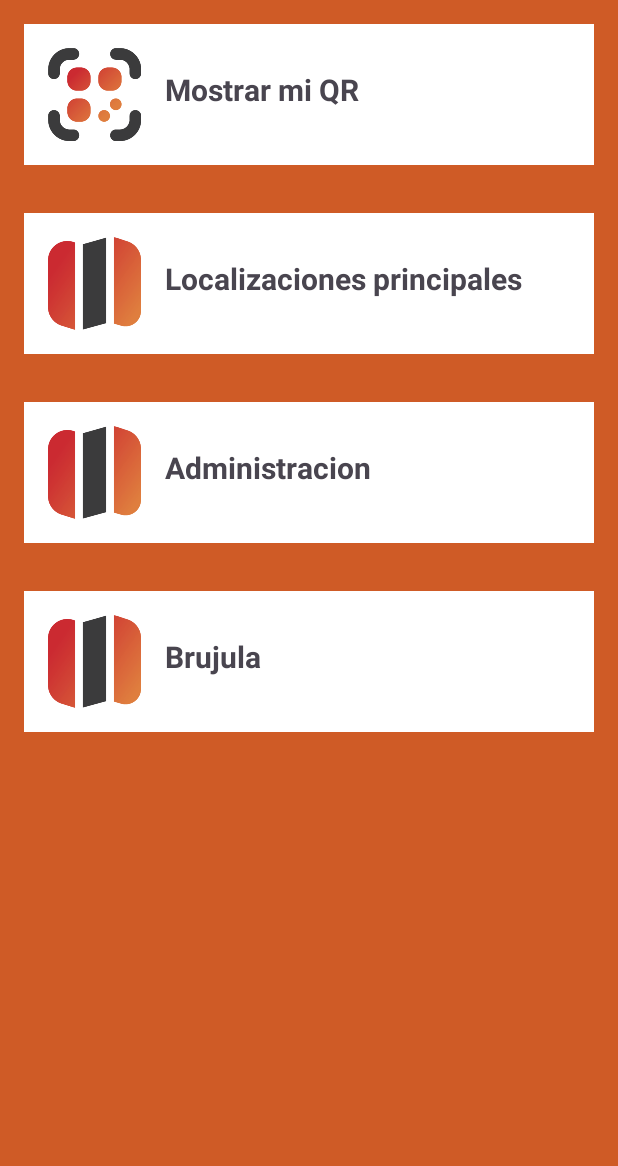
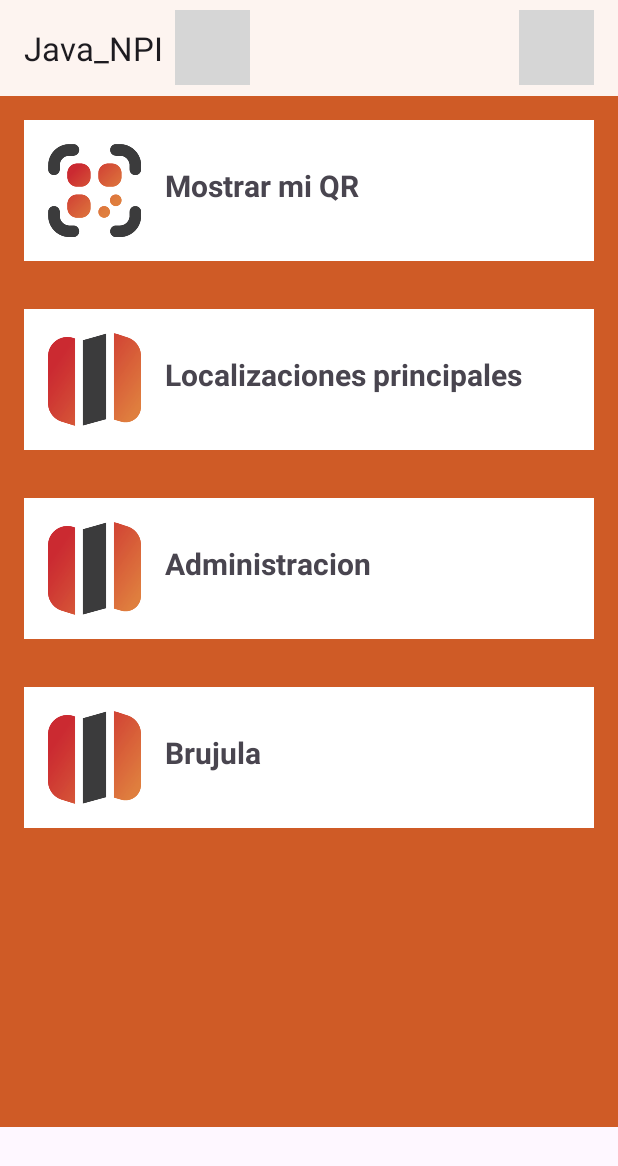
Before and after one commit to AlejandroNieto-DAM/ANDROID_NPI_APP, an Android app: the MenuActivity screen opened directly, with no data from a screen before it, on a phone screen of 412 x 824 dp. Shown: the top 1166 px of the screen. Run offline under Robolectric (Android 15) with nearby library versions, the phone set to English and light mode, and no system bars; grey boxes are pictures that could not be loaded.

Commit message:
Toolbar added

```diff
--- a/app/src/main/java/com/example/java_npi/MenuActivity.java
+++ b/app/src/main/java/com/example/java_npi/MenuActivity.java
@@ -2,10 +2,26 @@ package com.example.java_npi;
 
 import android.content.Intent;
 import android.os.Bundle;
+import android.speech.RecognitionService;
+import android.speech.RecognizerIntent;
 import android.view.View;
 import android.widget.LinearLayout;
 
 import androidx.appcompat.app.AppCompatActivity;
+import androidx.appcompat.app.ActionBar;
+import androidx.appcompat.widget.Toolbar;
+
+import java.util.Objects;
+
+import android.content.Intent;
+import android.speech.RecognizerIntent;
+import android.speech.SpeechRecognizer;
+import android.speech.RecognitionListener;
+import android.speech.RecognizerResultsIntent;
+import android.speech.SpeechRecognizer;
+import android.widget.Toast;
+import java.util.ArrayList;
+
 
 public class MenuActivity extends AppCompatActivity {
 
@@ -17,6 +33,7 @@ public class MenuActivity extends AppCompatActivity {
     LinearLayout administration;
     LinearLayout brujula;
 
+
     @Override
     protected void onCreate(Bundle savedInstanceState) {
         super.onCreate(savedInstanceState);
@@ -27,6 +44,10 @@ public class MenuActivity extends AppCompatActivity {
         administration = (LinearLayout) findViewById(R.id.administration);
         brujula = (LinearLayout) findViewById(R.id.brujula);
 
+        androidx.appcompat.widget.Toolbar toolbar = findViewById(R.id.toolbar);
+        // Set up the Toolbar
+
+        setSupportActionBar(toolbar);
 
         qrOption.setOnClickListener(new View.OnClickListener() {
             @Override
@@ -66,4 +87,34 @@ public class MenuActivity extends AppCompatActivity {
         });
 
     }
+    public void onBackButtonClick(View view) {
+        // Perform actions on back button click (e.g., navigate back)
+        onBackPressed();
+    }
+
+    public void onVoiceButtonClick(View view) {
+        // Perform actions on back button click (e.g., navigate back)
+        Intent intent = new Intent(RecognizerIntent.ACTION_RECOGNIZE_SPEECH);
+        intent.putExtra(RecognizerIntent.EXTRA_LANGUAGE_MODEL, RecognizerIntent.LANGUAGE_MODEL_FREE_FORM);
+        intent.putExtra(RecognizerIntent.EXTRA_LANGUAGE, "es-ES"); // Set Spanish language
+        intent.putExtra(RecognizerIntent.EXTRA_PROMPT, "Habla ahora");
+        startActivityForResult(intent, 111);
+    }
+
+    @Override
+    protected void onActivityResult(int requestCode, int resultCode, Intent data) {
+        super.onActivityResult(requestCode, resultCode, data);
+
+        if (requestCode == 111 && resultCode == RESULT_OK) {
+            // Obtener la lista de resultados
+            ArrayList<String> result = data.getStringArrayListExtra(RecognizerIntent.EXTRA_RESULTS);
+
+            // Mostrar el primer resultado (la transcripción de voz)
+            if (result != null && result.size() > 0) {
+                String transcripcion = result.get(0);
+                // Haz algo con la transcripción, por ejemplo, muéstrala en un Toast
+                Toast.makeText(this, "Texto reconocido: " + transcripcion, Toast.LENGTH_LONG).show();
+            }
+        }
+    }
 }
--- a/app/src/main/res/layout/logged_activity.xml
+++ b/app/src/main/res/layout/logged_activity.xml
@@ -6,11 +6,15 @@
     android:layout_height="match_parent"
     tools:context=".MainActivity">
 
+    <include
+        android:id="@+id/toolbar"
+        layout="@layout/toolbar"/>
+
     <!--We are using this image
         view to display our QR code-->
     <ImageView
         android:id="@+id/idIVQrcode"
-
+        android:layout_below="@id/toolbar"
         android:layout_width="300dp"
         android:layout_height="300dp"
         android:layout_centerHorizontal="true"
--- a/app/src/main/res/layout/menu_layout.xml
+++ b/app/src/main/res/layout/menu_layout.xml
@@ -3,11 +3,15 @@
     android:layout_width="match_parent"
     android:layout_height="match_parent">
 
+    <include
+        android:id="@+id/toolbar"
+        layout="@layout/toolbar"/>
+
     <ScrollView
+        android:layout_below="@id/toolbar"
         android:layout_width="match_parent"
-        android:layout_height="match_parent"
-        android:background="@color/orange"
-        >
+        android:layout_height="687dp"
+        android:background="@color/orange">
 
         <LinearLayout
             android:layout_width="match_parent"
@@ -19,10 +23,10 @@
                 android:id="@+id/qr_option"
                 android:layout_width="match_parent"
                 android:layout_height="wrap_content"
+                android:layout_margin="16dp"
+                android:background="@color/white"
                 android:orientation="horizontal"
-                android:padding="16dp"
-                android:layout_margin="16dp"
-                android:background="@color/white">
+                android:padding="16dp">
 
                 <ImageView
                     android:layout_width="62dp"
@@ -43,10 +47,10 @@
                 android:id="@+id/locations_option"
                 android:layout_width="match_parent"
                 android:layout_height="wrap_content"
+                android:layout_margin="16dp"
+                android:background="@color/white"
                 android:orientation="horizontal"
-                android:padding="16dp"
-                android:layout_margin="16dp"
-                android:background="@color/white">
+                android:padding="16dp">
 
                 <ImageView
                     android:layout_width="62dp"
@@ -68,10 +72,10 @@
                 android:id="@+id/administration"
                 android:layout_width="match_parent"
                 android:layout_height="wrap_content"
+                android:layout_margin="16dp"
+                android:background="@color/white"
                 android:orientation="horizontal"
-                android:padding="16dp"
-                android:layout_margin="16dp"
-                android:background="@color/white">
+                android:padding="16dp">
 
                 <ImageView
                     android:layout_width="62dp"
@@ -93,10 +97,10 @@
                 android:id="@+id/brujula"
                 android:layout_width="match_parent"
                 android:layout_height="wrap_content"
+                android:layout_margin="16dp"
+                android:background="@color/white"
                 android:orientation="horizontal"
-                android:padding="16dp"
-                android:layout_margin="16dp"
-                android:background="@color/white">
+                android:padding="16dp">
 
                 <ImageView
                     android:layout_width="62dp"
--- /dev/null
+++ b/app/src/main/res/layout/toolbar.xml
@@ -0,0 +1,43 @@
+<?xml version="1.0" encoding="utf-8"?>
+<androidx.appcompat.widget.Toolbar
+    xmlns:android="http://schemas.android.com/apk/res/android"
+    xmlns:app="http://schemas.android.com/apk/res-auto"
+    android:layout_width="match_parent"
+    android:layout_height="wrap_content"
+    android:background="@color/otro_blanco"
+    android:elevation="4dp"
+    android:theme="@style/ThemeOverlay.AppCompat.ActionBar">
+
+    <!-- Left Icon (Go back) -->
+    <ImageView
+        android:id="@+id/leftIcon"
+        android:layout_width="50dp"
+        android:layout_height="50dp"
+        android:src="@drawable/left_arrow"
+        android:layout_gravity="start"
+        android:layout_marginStart="16dp"
+        android:padding="8dp"
+        android:onClick="onBackButtonClick"/>
+
+
+    <!-- Title TextView -->
+    <TextView
+        android:id="@+id/toolbarTitle"
+        android:layout_width="wrap_content"
+        android:layout_height="wrap_content"
+        android:textColor="@android:color/black"
+        android:textSize="18sp"
+        android:layout_gravity="center"/>
+
+    <!-- Right Icon -->
+    <ImageView
+        android:id="@+id/VoiceIcon"
+        android:layout_width="50dp"
+        android:layout_height="50dp"
+        android:src="@drawable/icon_micro"
+        android:layout_gravity="end"
+        android:layout_marginEnd="16dp"
+        android:padding="8dp"
+        android:onClick="onVoiceButtonClick"/>
+
+</androidx.appcompat.widget.Toolbar>
--- a/app/src/main/res/values/strings.xml
+++ b/app/src/main/res/values/strings.xml
@@ -43,4 +43,5 @@
         libero vel nunc consequat, quis tincidunt nisl eleifend. Cras bibendum enim a justo luctus
         vestibulum. Fusce dictum libero quis erat maximus, vitae volutpat diam dignissim.
     </string>
+    <string name="your_title">Your Title</string>
 </resources>
```
